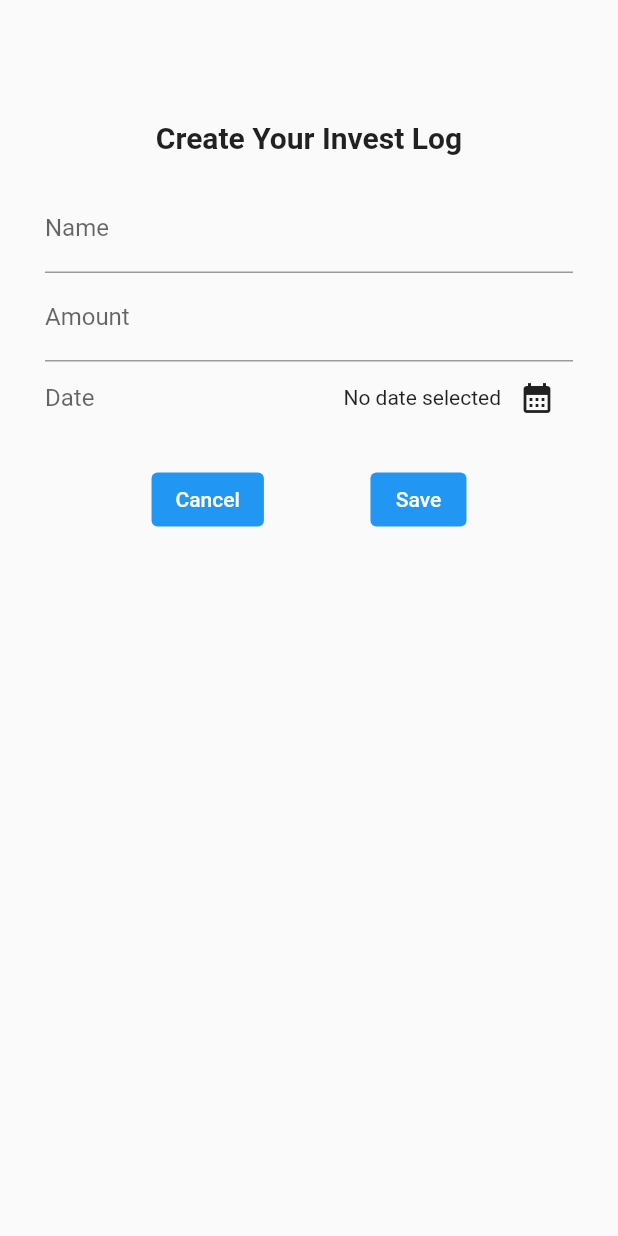
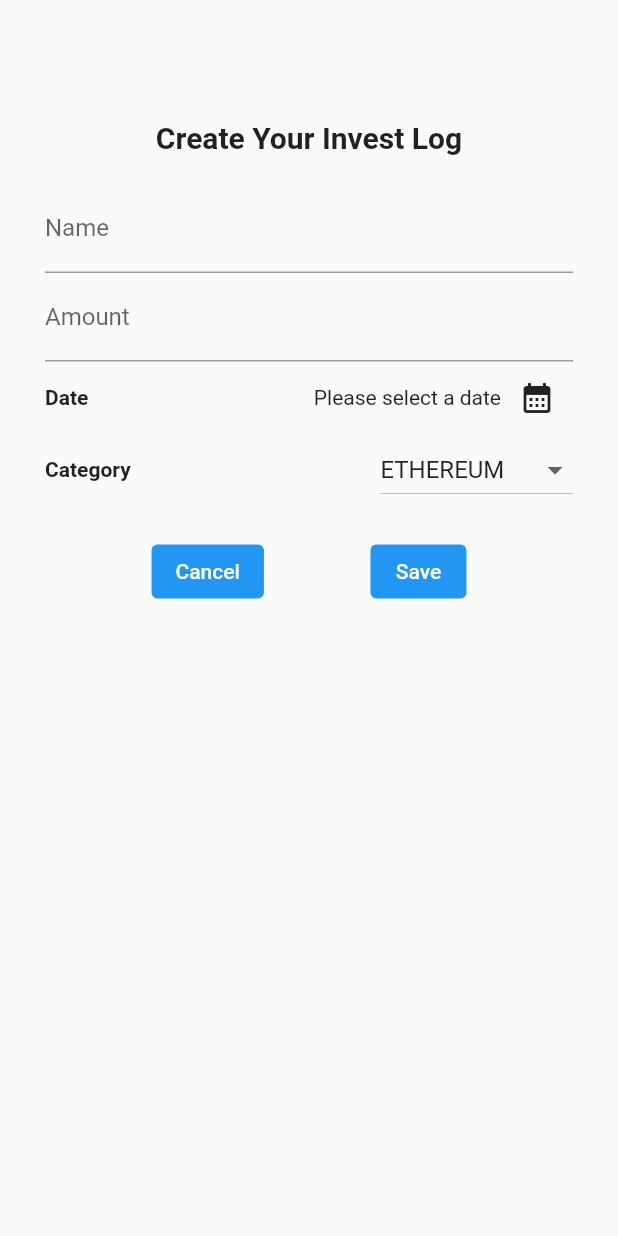
Before and after one commit to AnJasid/track_my_crypto, a Flutter app: the AddScreen screen opened directly, after a tap on the "add" icon, on a phone screen of 412 x 824 dp. Run offline on Flutter 3.47's test engine with Material 2 defaults, Android fonts, the phone set to English and light mode, and no system bars.

Commit message:
updated ModalBottomSheet, registered category

```diff
--- a/lib/crypto_list/crypto_item.dart
+++ b/lib/crypto_list/crypto_item.dart
@@ -20,7 +20,7 @@ class CryptoItem extends StatelessWidget {
 
     return Padding(
       padding: const EdgeInsets.symmetric(
-        horizontal: 10,
+        horizontal: 20,
         vertical: 2,
       ),
       child: GestureDetector(
--- a/lib/screens/add_screen/add_screen.dart
+++ b/lib/screens/add_screen/add_screen.dart
@@ -42,7 +42,12 @@ class _AddScreenState extends State<AddScreen> {
         elevation: 0,
         title: const Text('Investment Logs'),
       ),
-      body: mainContent,
+      body: Column(
+        children: [
+          const SizedBox(height: 25),
+          Expanded(child: mainContent),
+        ],
+      ),
       floatingActionButton: FloatingActionButton(
         elevation: 0,
         onPressed: _showAddInvestOverlay,
--- a/lib/screens/add_screen/models/invest.dart
+++ b/lib/screens/add_screen/models/invest.dart
@@ -1,16 +1,45 @@
+import 'package:flutter/material.dart';
 import 'package:intl/intl.dart';
 
-final formatter = DateFormat.yMd();
+final formatter = DateFormat.yMMMd();
+
+enum Category {
+  ethereum,
+  litecoin,
+  cardano,
+  polkadot,
+  bitcoincash,
+  stellar,
+  dogecoin,
+  binancecoin,
+  tether,
+  monero
+}
+
+final categoryImages = {
+  Category.ethereum: Image.asset('assets/images/ethereum.png'),
+  Category.litecoin: Image.asset('assets/images/litecoin.png'),
+  Category.cardano: Image.asset('assets/images/cardano.png'),
+  Category.polkadot: Image.asset('assets/images/polkadot.png'),
+  Category.bitcoincash: Image.asset('assets/images/bitcoincash.png'),
+  Category.stellar: Image.asset('assets/images/stellar.png'),
+  Category.dogecoin: Image.asset('assets/images/dogecoin.png'),
+  Category.binancecoin: Image.asset('assets/images/binance.png'),
+  Category.tether: Image.asset('assets/images/tether.png'),
+  Category.monero: Image.asset('assets/images/monero.png'),
+};
 
 class Invest {
   final String name;
   final double amount;
   final DateTime date;
+  final Category category;
 
   Invest({
     required this.name,
     required this.amount,
     required this.date,
+    required this.category,
   });
 
   String get formattedDate {
--- a/lib/screens/add_screen/widgets/add_invest_modal.dart
+++ b/lib/screens/add_screen/widgets/add_invest_modal.dart
@@ -1,5 +1,4 @@
 import 'package:flutter/material.dart';
-import 'package:track_my_crypto/screens/add_screen/models/invest.dart';
 import 'package:track_my_crypto/screens/add_screen/models/invest.dart';
 
 class AddInvestModal extends StatefulWidget {
@@ -18,6 +17,7 @@ class _AddInvestModalState extends State<AddInvestModal> {
   final _nameController = TextEditingController();
   final _amountController = TextEditingController();
   DateTime? _selectedDate;
+  Category _selectedCategory = Category.ethereum;
 
   @override
   void dispose() {
@@ -51,7 +51,8 @@ class _AddInvestModalState extends State<AddInvestModal> {
         context: context,
         builder: (ctx) => AlertDialog(
           title: const Text('Invalid Input'),
-          content: const Text('Please make sure a valid name was entered'),
+          content: const Text(
+              'Please check if the entered name, amount, date, and category is valid.'),
           actions: [
             TextButton(
               onPressed: () {
@@ -69,6 +70,7 @@ class _AddInvestModalState extends State<AddInvestModal> {
         name: _nameController.text,
         amount: enteredAmount,
         date: _selectedDate!,
+        category: _selectedCategory,
       ),
     );
     Navigator.pop(context);
@@ -105,13 +107,9 @@ class _AddInvestModalState extends State<AddInvestModal> {
           ),
           Row(
             children: [
-              const Expanded(
-                child: TextField(
-                  decoration: InputDecoration(
-                    border: InputBorder.none,
-                    hintText: 'Date',
-                  ),
-                ),
+              const Text(
+                'Date',
+                style: TextStyle(fontWeight: FontWeight.bold),
               ),
               Expanded(
                 child: Row(
@@ -120,7 +118,7 @@ class _AddInvestModalState extends State<AddInvestModal> {
                   children: [
                     Text(
                       _selectedDate == null
-                          ? 'No date selected'
+                          ? 'Please select a date'
                           : formatter.format(_selectedDate!),
                     ),
                     IconButton(
@@ -130,6 +128,37 @@ class _AddInvestModalState extends State<AddInvestModal> {
                   ],
                 ),
               )
+            ],
+          ),
+          Row(
+            mainAxisAlignment: MainAxisAlignment.spaceBetween,
+            children: [
+              const Text(
+                'Category',
+                style: TextStyle(fontWeight: FontWeight.bold),
+              ),
+              DropdownButton(
+                value: _selectedCategory,
+                items: Category.values
+                    .map(
+                      (category) => DropdownMenuItem(
+                        value: category,
+                        child: Text(
+                          category.name.toUpperCase(),
+                          textAlign: TextAlign.center,
+                        ),
+                      ),
+                    )
+                    .toList(),
+                onChanged: (value) {
+                  if (value == null) {
+                    return;
+                  }
+                  setState(() {
+                    _selectedCategory = value;
+                  });
+                },
+              ),
             ],
           ),
           const SizedBox(height: 20),
--- a/lib/screens/add_screen/widgets/invest_item.dart
+++ b/lib/screens/add_screen/widgets/invest_item.dart
@@ -8,10 +8,18 @@ class InvestItem extends StatelessWidget {
 
   @override
   Widget build(BuildContext context) {
-    return Padding(
-      padding: const EdgeInsets.symmetric(horizontal: 20),
+    return GestureDetector(
+      onTap: () {},
+      child: Padding(
+        padding: const EdgeInsets.symmetric(
+          horizontal: 20,
+          vertical: 2,
+        ),
         child: Card(
           child: ListTile(
+            leading: ClipRRect(
+              child: categoryImages[investData.category],
+            ),
             title: Text(
               investData.name.toString(),
             ),
@@ -23,6 +31,7 @@ class InvestItem extends StatelessWidget {
             ),
           ),
         ),
+      ),
     );
   }
 }
--- a/lib/screens/home_screen.dart
+++ b/lib/screens/home_screen.dart
@@ -11,7 +11,12 @@ class HomeScreen extends StatelessWidget {
         elevation: 0,
         title: const Text('Crypto'),
       ),
-      body: const CryptoList(),
+      body: const Column(
+        children: [
+          SizedBox(height: 25),
+          Expanded(child: CryptoList()),
+        ],
+      ),
     );
   }
 }
```
Lines whose indentation alone changed are shown as unchanged.
